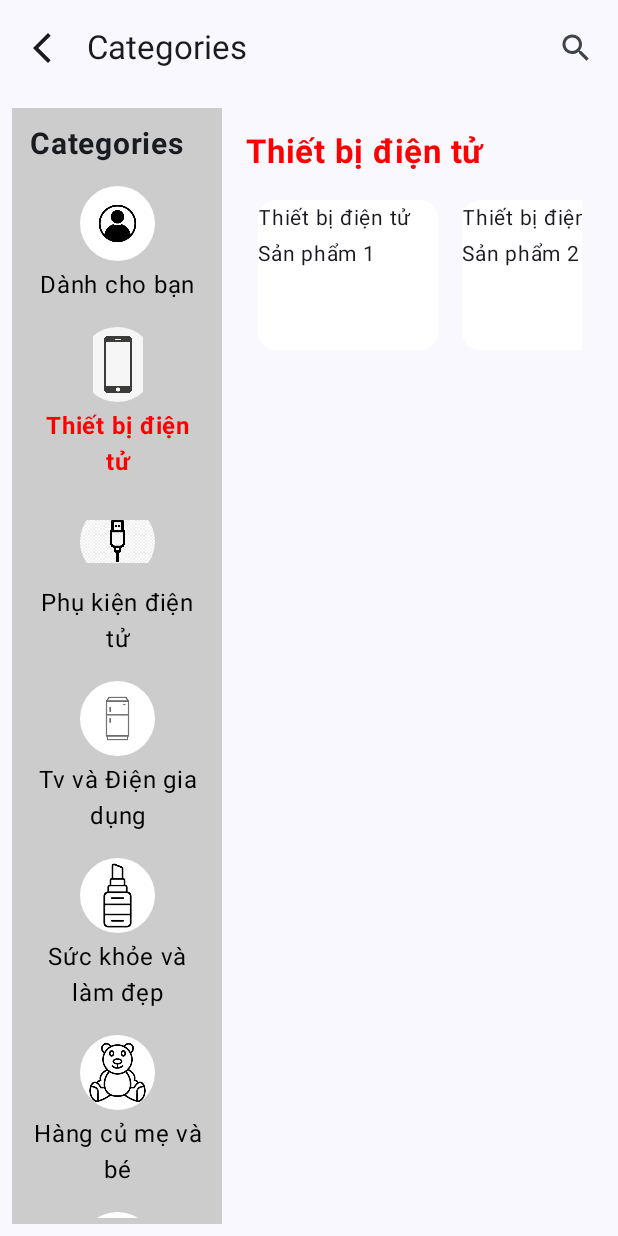
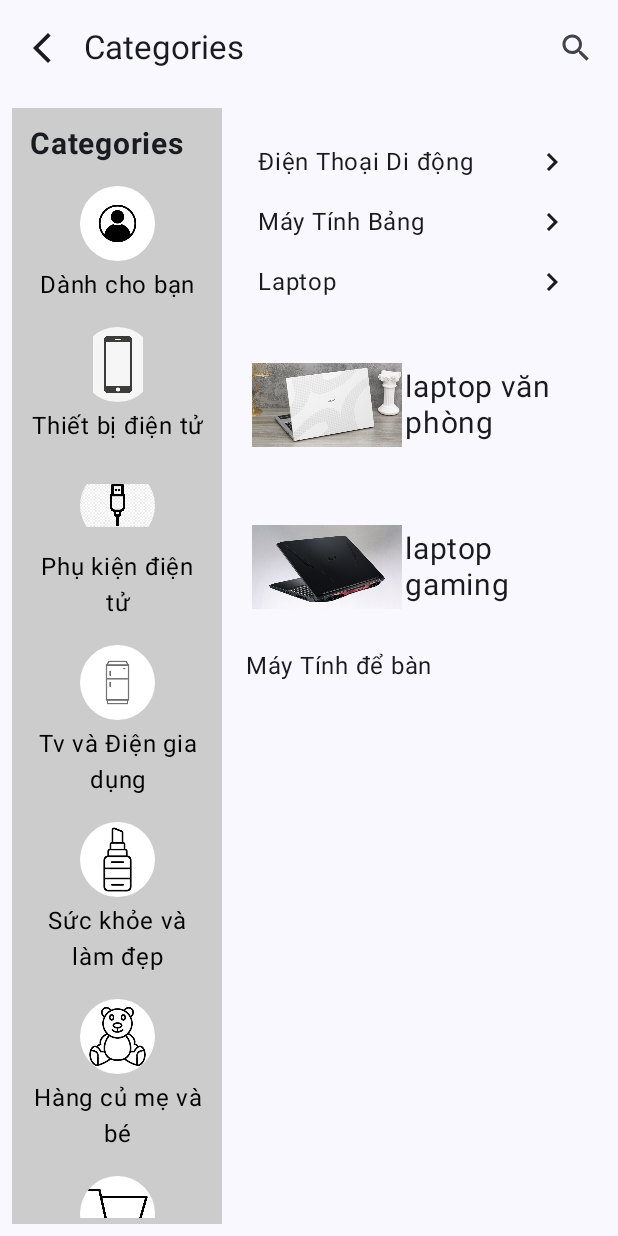
Before and after one commit to Oanh1503-git/app_-e-commerce, an Android app built with Jetpack Compose: the Categories screen opened through its navigation route, after a tap on "Thiết bị điện tử", on a phone screen of 412 x 824 dp. Run offline under Robolectric (Android 15) with nearby library versions, the phone set to English and light mode, and no system bars.

Commit message:
update menu and creens menu in categories

```diff
--- a/App_e-commerce/app/src/main/java/com/example/app_e_commerce/views/Catagories.kt
+++ b/App_e-commerce/app/src/main/java/com/example/app_e_commerce/views/Catagories.kt
@@ -11,6 +11,7 @@ import androidx.compose.foundation.lazy.itemsIndexed
 import androidx.compose.foundation.shape.CircleShape
 import androidx.compose.material.icons.Icons
 import androidx.compose.material.icons.filled.ArrowBackIosNew
+import androidx.compose.material.icons.filled.NavigateNext
 import androidx.compose.material.icons.filled.Search
 import androidx.compose.material3.*
 import androidx.compose.runtime.Composable
@@ -29,30 +30,23 @@ import androidx.compose.ui.text.style.TextAlign
 import androidx.compose.ui.unit.dp
 import androidx.compose.ui.unit.sp
 import androidx.navigation.NavHostController
+import androidx.navigation.compose.NavHost
+import androidx.navigation.compose.composable
+import androidx.navigation.compose.rememberNavController
 import com.example.app_e_commerce.R
 import com.example.app_e_commerce.model.Screems
 
 
 @OptIn(ExperimentalMaterial3Api::class)
 @Composable
-fun Categories(navHostController: NavHostController) {
+fun Categories(navController: NavHostController) {
     Scaffold(
         topBar = {
             TopAppBar(
-                title = {
-                    Text(
-                        text = "Categories",
-                        modifier = Modifier.padding(2.dp),
-                        textAlign = TextAlign.Center
-                    )
-                },
+                title = { Text("Categories", textAlign = TextAlign.Center) },
                 navigationIcon = {
-                    IconButton(onClick = { navHostController.navigate(Screems.HOMEPAGE.route) }) {
-                        Icon(
-                            Icons.Default.ArrowBackIosNew,
-                            contentDescription = null,
-                            modifier = Modifier.padding(5.dp)
-                        )
+                    IconButton(onClick = { navController.navigate(Screems.HOMEPAGE.route) }) {
+                        Icon(Icons.Default.ArrowBackIosNew, contentDescription = null)
                     }
                 },
                 actions = {
@@ -69,41 +63,51 @@ fun Categories(navHostController: NavHostController) {
                 .fillMaxSize()
                 .padding(8.dp)
         ) {
-                AppContent()
+            val navHostController = rememberNavController()
+            AppContent(navHostController)
         }
     }
 }
+
 @Composable
-fun AppContent() {
-    val defaultCategories= categories.firstOrNull()?:"No Category"
-    var selectedCategory by remember { mutableStateOf(defaultCategories) }
-    val categoryImages= listOf(
-        R.drawable.personicon, R.drawable.martphone,R.drawable.icondaysac,
-        R.drawable.icontulanh,R.drawable.iconson,R.drawable.icongaubong2,
-        R.drawable.carticon, R.drawable.iconsofa,R.drawable.iconhinhvay,
-        R.drawable.iconaosomi,R.drawable.icondongho,R.drawable.iconbongda,
-        R.drawable.iconoto,R.drawable.iconvocher)
+fun AppContent(navController: NavHostController) {
+    val categoryImages = listOf(
+        R.drawable.personicon, R.drawable.martphone, R.drawable.icondaysac,
+        R.drawable.icontulanh, R.drawable.iconson, R.drawable.icongaubong2,
+        R.drawable.carticon, R.drawable.iconsofa, R.drawable.iconhinhvay,
+        R.drawable.iconaosomi, R.drawable.icondongho, R.drawable.iconbongda,
+        R.drawable.iconoto, R.drawable.iconvocher
+    )
 
     Row(modifier = Modifier.fillMaxSize()) {
         // Menu bên trái
+        Column {
+            MenuSidebar(
+                onCategorySelected = { category ->
+                    navController.navigate(category) // Điều hướng tới màn hình tương ứng
+                },
+                modifier = Modifier.weight(1f),
+                categoryImages = categoryImages
+            )
+        }
 
-       Column() {
-           MenuSidebar(selectedCategory,
-            onCategorySelected={category ->
-                selectedCategory = category},
-            modifier=Modifier.weight(1f),
-            categoryImages=categoryImages)}
-
-      ContentScreen(selectedCategory, modifier = Modifier.weight(4f))
+        // Màn hình nội dung sử dụng Navigation
+        Column(modifier = Modifier.weight(4f)) {
+            NavHost(navController, startDestination = "Dành cho bạn") {
+                composable("Dành cho bạn") { DanhChoBanScreens(navController) }
+                composable("Thiết bị điện tử") { ThietBiDienTuScreens(navController) }
+                composable("Thời trang và phụ kiện nữ") { ThoiTrangVaPhuKienNu(navController) }
+                // Thêm các màn hình khác vào đây
+            }
+        }
     }
 }
 
 @Composable
 fun MenuSidebar(
-    selectedCategory: String,
     onCategorySelected: (String) -> Unit,
     modifier: Modifier,
-    categoryImages: List<Int> // Nhận danh sách ảnh làm tham số
+    categoryImages: List<Int>
 ) {
     Column(
         modifier = modifier
@@ -111,22 +115,23 @@ fun MenuSidebar(
             .background(Color.LightGray)
             .padding(4.dp)
     ) {
-        Text("Categories",
+        Text(
+            "Categories",
             fontSize = 20.sp,
             fontWeight = FontWeight.Bold,
-            modifier = Modifier.padding(8.dp))
+            modifier = Modifier.padding(8.dp)
+        )
 
         LazyColumn {
             itemsIndexed(categories) { index, category ->
                 Column(
                     modifier = Modifier
                         .fillMaxWidth()
-                        .clickable { onCategorySelected(category) }
+                        .clickable { onCategorySelected(category) } // Gọi điều hướng khi nhấn
                         .padding(8.dp),
                     horizontalAlignment = Alignment.CenterHorizontally,
                     verticalArrangement = Arrangement.Center
                 ) {
-                    // Hiển thị hình ảnh tương ứng với danh mục
                     Image(
                         painter = painterResource(id = categoryImages[index]),
                         contentDescription = category,
@@ -139,16 +144,15 @@ fun MenuSidebar(
                         text = category,
                         textAlign = TextAlign.Center,
                         fontSize = 16.sp,
-                        fontWeight = if (category == selectedCategory)
-                        FontWeight.Bold else FontWeight.Normal,
-                        color = if (category == selectedCategory)
-                        Color.Red else Color.Black
+                        fontWeight = FontWeight.Normal,
+                        color = Color.Black
                     )
                 }
             }
         }
     }
 }
+
 @Composable
 fun ContentScreen(category: String,modifier: Modifier) {
     Column(
@@ -193,3 +197,71 @@ val categories = listOf(
 fun getProducts(category: String): List<String> {
     return List(5) { "$category Sản phẩm ${it + 1}" }
 }
+@Composable
+fun DanhChoBanScreens(navHostController: NavHostController){
+    Row (modifier = Modifier.padding(2.dp)){
+        Box(){
+            Image(painter = painterResource(R.drawable.personicon),
+                contentDescription = "SanPhamNoiBat")
+            Spacer(modifier = Modifier.padding(4.dp))
+            Text(text = "san pham")
+        }
+
+    }
+}
+@Composable
+fun ThietBiDienTuScreens(navHostController: NavHostController) {
+    val categories = listOf("Điện Thoại Di động", "Máy Tính Bảng", "Laptop")
+    val products = listOf("laptop văn phòng", "laptop gaming")
+    val imageListElectronics = listOf(R.drawable.laptopcoban,R.drawable.laptopgaming)
+    Column(modifier = Modifier.padding(16.dp)) {
+        LazyColumn {
+            items(categories) { category ->
+                Row(
+                    modifier = Modifier
+                        .fillMaxWidth()
+                        .clickable { /* TODO: Chuyển đến danh mục con nếu cần */ }
+                        .padding(8.dp),
+                    verticalAlignment = Alignment.CenterVertically
+                ) {
+                    Text(
+                        text = category,
+                        textAlign = TextAlign.Left,
+                        modifier = Modifier.weight(1f)
+                    )
+                    Icon(Icons.Default.NavigateNext, contentDescription = "NextToCommecre")
+                }
+            }
+        }
+
+        Spacer(modifier = Modifier.height(8.dp))
+
+        LazyColumn {
+            itemsIndexed(products) { index,product ->
+                Row(
+                    modifier = Modifier
+                        .fillMaxWidth()
+                        .padding(4.dp),
+                    verticalAlignment = Alignment.CenterVertically
+                ) {
+                    Image(
+                        painter = painterResource(id=imageListElectronics[index]),
+                        contentDescription = product,
+                        modifier = Modifier.size(100.dp)
+                    )
+                    Spacer(modifier = Modifier.width(2.dp))
+                    Text(text = product, fontSize = 20.sp)
+                }
+            }
+        }
+        Text(text = "Máy Tính để bàn")
+
+    }
+}
+
+@Composable
+fun ThoiTrangVaPhuKienNu(navHostController: NavHostController){
+    Column(modifier = Modifier.padding(16.dp)) {
+        Text("Thời trang và phụ kiện nữ", fontSize = 22.sp, fontWeight = FontWeight.Bold, color = Color.Red)
+    }
+}
```
Also changed, not shown: App_e-commerce/app/src/main/res/drawable/laptopcoban.jpg (added), App_e-commerce/app/src/main/res/drawable/laptopgaming.png (added), App_e-commerce/app/src/main/res/drawable/thietbidientu/laptopcoban.jpg (added), App_e-commerce/app/src/main/res/drawable/thietbidientu/laptopgaming.png (added).
